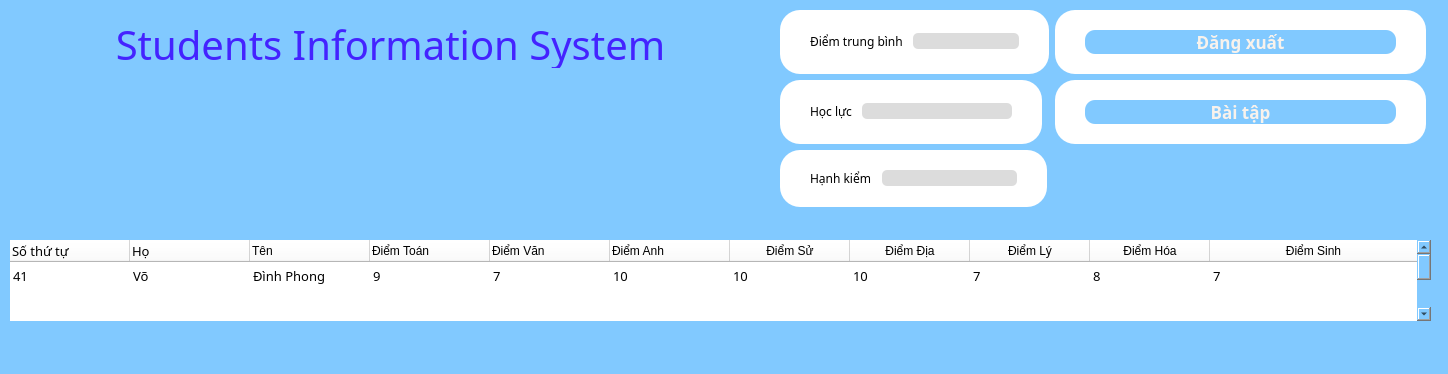
The window that TL-C4K-PTA02/Cuoi_Khoa_Python/gui/main-st.ui (DinhPhongNe/Python-course) describes before a commit, drawn with Qt 5.
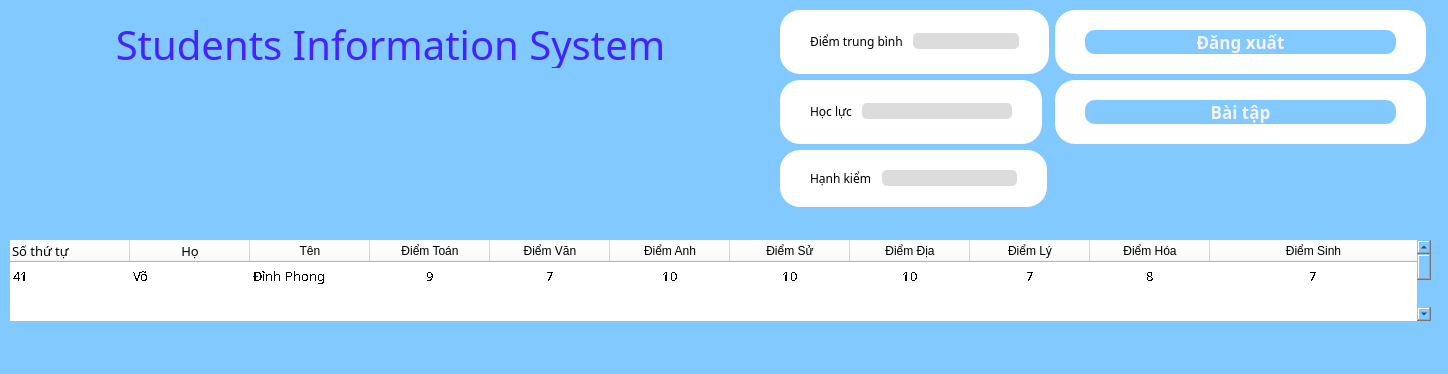
The same window after the commit.

```diff
--- a/TL-C4K-PTA02/Cuoi_Khoa_Python/gui/main-st.ui
+++ b/TL-C4K-PTA02/Cuoi_Khoa_Python/gui/main-st.ui
@@ -46,13 +46,21 @@
      <font>
       <family>黑体</family>
       <pointsize>10</pointsize>
+      <strikeout>false</strikeout>
+      <stylestrategy>NoAntialias</stylestrategy>
      </font>
     </property>
     <property name="cursor" stdset="0">
      <cursorShape>ForbiddenCursor</cursorShape>
     </property>
     <property name="focusPolicy">
-     <enum>Qt::NoFocus</enum>
+     <enum>Qt::TabFocus</enum>
+    </property>
+    <property name="layoutDirection">
+     <enum>Qt::LeftToRight</enum>
+    </property>
+    <property name="autoFillBackground">
+     <bool>false</bool>
     </property>
     <property name="styleSheet">
      <string notr="true">background-color: white;
@@ -61,11 +69,32 @@
     <property name="frameShape">
      <enum>QFrame::NoFrame</enum>
     </property>
+    <property name="frameShadow">
+     <enum>QFrame::Sunken</enum>
+    </property>
+    <property name="autoScroll">
+     <bool>true</bool>
+    </property>
+    <property name="dragDropOverwriteMode">
+     <bool>false</bool>
+    </property>
+    <property name="alternatingRowColors">
+     <bool>false</bool>
+    </property>
     <property name="selectionMode">
      <enum>QAbstractItemView::ExtendedSelection</enum>
     </property>
     <property name="selectionBehavior">
-     <enum>QAbstractItemView::SelectRows</enum>
+     <enum>QAbstractItemView::SelectColumns</enum>
+    </property>
+    <property name="textElideMode">
+     <enum>Qt::ElideMiddle</enum>
+    </property>
+    <property name="verticalScrollMode">
+     <enum>QAbstractItemView::ScrollPerPixel</enum>
+    </property>
+    <property name="horizontalScrollMode">
+     <enum>QAbstractItemView::ScrollPerPixel</enum>
     </property>
     <property name="showGrid">
      <bool>false</bool>
@@ -74,7 +103,7 @@
      <enum>Qt::NoPen</enum>
     </property>
     <property name="sortingEnabled">
-     <bool>true</bool>
+     <bool>false</bool>
     </property>
     <property name="wordWrap">
      <bool>true</bool>
@@ -245,7 +274,7 @@
       </font>
      </property>
      <property name="textAlignment">
-      <set>AlignLeading|AlignVCenter</set>
+      <set>AlignCenter</set>
      </property>
     </column>
     <column>
@@ -253,7 +282,7 @@
       <string>Tên</string>
      </property>
      <property name="textAlignment">
-      <set>AlignLeading|AlignVCenter</set>
+      <set>AlignCenter</set>
      </property>
     </column>
     <column>
@@ -261,7 +290,7 @@
       <string>Điểm Toán</string>
      </property>
      <property name="textAlignment">
-      <set>AlignLeading|AlignVCenter</set>
+      <set>AlignCenter</set>
      </property>
     </column>
     <column>
@@ -269,7 +298,7 @@
       <string>Điểm Văn</string>
      </property>
      <property name="textAlignment">
-      <set>AlignLeading|AlignVCenter</set>
+      <set>AlignCenter</set>
      </property>
     </column>
     <column>
@@ -277,33 +306,48 @@
       <string>Điểm Anh</string>
      </property>
      <property name="textAlignment">
-      <set>AlignLeading|AlignVCenter</set>
+      <set>AlignCenter</set>
      </property>
     </column>
     <column>
      <property name="text">
       <string>Điểm Sử</string>
      </property>
+     <property name="textAlignment">
+      <set>AlignCenter</set>
+     </property>
     </column>
     <column>
      <property name="text">
       <string>Điểm Địa</string>
      </property>
+     <property name="textAlignment">
+      <set>AlignCenter</set>
+     </property>
     </column>
     <column>
      <property name="text">
       <string>Điểm Lý</string>
      </property>
+     <property name="textAlignment">
+      <set>AlignCenter</set>
+     </property>
     </column>
     <column>
      <property name="text">
       <string>Điểm Hóa</string>
      </property>
+     <property name="textAlignment">
+      <set>AlignCenter</set>
+     </property>
     </column>
     <column>
      <property name="text">
       <string>Điểm Sinh</string>
      </property>
+     <property name="textAlignment">
+      <set>AlignCenter</set>
+     </property>
     </column>
     <item row="0" column="0">
      <property name="text">
@@ -324,41 +368,65 @@
      <property name="text">
       <string>9</string>
      </property>
+     <property name="textAlignment">
+      <set>AlignCenter</set>
+     </property>
     </item>
     <item row="0" column="4">
      <property name="text">
       <string>7</string>
      </property>
+     <property name="textAlignment">
+      <set>AlignCenter</set>
+     </property>
     </item>
     <item row="0" column="5">
      <property name="text">
       <string>10</string>
      </property>
+     <property name="textAlignment">
+      <set>AlignCenter</set>
+     </property>
     </item>
     <item row="0" column="6">
      <property name="text">
       <string>10</string>
      </property>
+     <property name="textAlignment">
+      <set>AlignCenter</set>
+     </property>
     </item>
     <item row="0" column="7">
      <property name="text">
       <string>10</string>
      </property>
+     <property name="textAlignment">
+      <set>AlignCenter</set>
+     </property>
     </item>
     <item row="0" column="8">
      <property name="text">
       <string>7</string>
      </property>
+     <property name="textAlignment">
+      <set>AlignCenter</set>
+     </property>
     </item>
     <item row="0" column="9">
      <property name="text">
       <string>8</string>
      </property>
+     <property name="textAlignment">
+      <set>AlignCenter</set>
+     </property>
     </item>
     <item row="0" column="10">
      <property name="text">
       <string>7</string>
      </property>
+     <property name="textAlignment">
+      <set>AlignCenter</set>
+     </property>
     </item>
     <item row="20" column="0">
      <property name="text">
```
Left out of the diff: 3 changed lines with no effect on the pictures.
